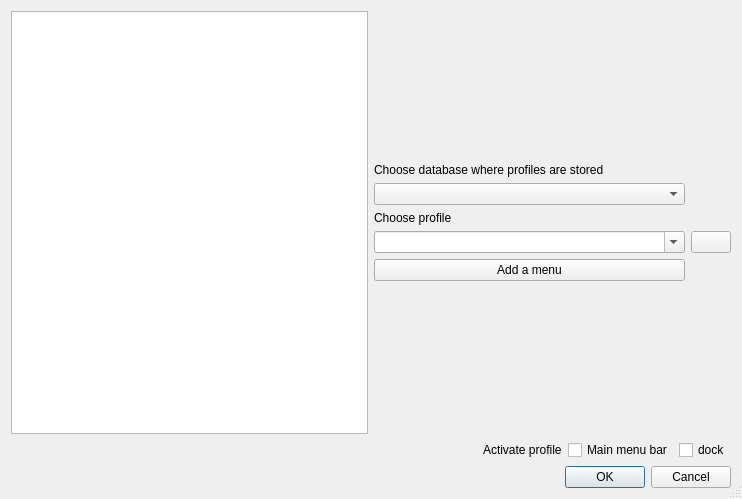
This is menu_builder_dialog_base.ui in Oslandia/qgis-menu-builder as Qt 5 draws it before an edit. The edited form follows.
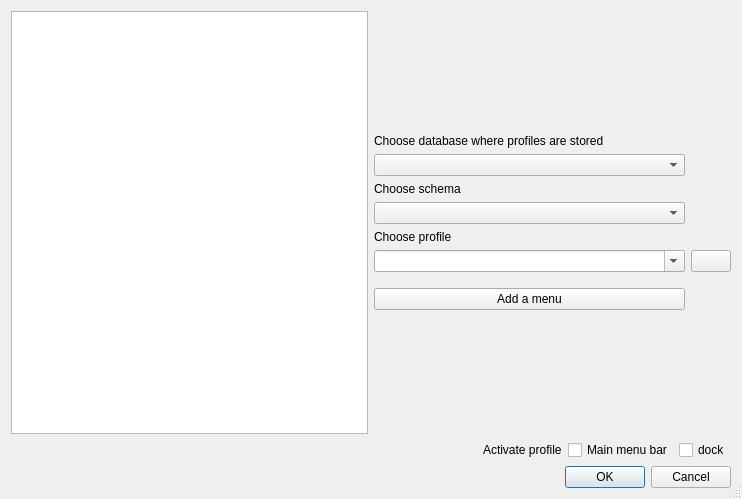
This is the edited form.

Commit message: feat: add schema choice for metadata

Diff of the .ui file:
```diff
--- a/menu_builder_dialog_base.ui
+++ b/menu_builder_dialog_base.ui
@@ -51,7 +51,7 @@
          <property name="verticalSpacing">
           <number>6</number>
          </property>
-         <item row="6" column="0">
+         <item row="9" column="0">
           <widget class="QPushButton" name="button_add_menu">
            <property name="sizePolicy">
             <sizepolicy hsizetype="Expanding" vsizetype="Fixed">
@@ -90,7 +90,7 @@
            </property>
           </widget>
          </item>
-         <item row="5" column="0">
+         <item row="7" column="0">
           <widget class="QComboBox" name="combo_profile">
            <property name="sizePolicy">
             <sizepolicy hsizetype="Expanding" vsizetype="Fixed">
@@ -103,7 +103,7 @@
            </property>
           </widget>
          </item>
-         <item row="3" column="0">
+         <item row="5" column="0">
           <widget class="QLabel" name="label_profile">
            <property name="sizePolicy">
             <sizepolicy hsizetype="Expanding" vsizetype="Fixed">
@@ -116,7 +116,7 @@
            </property>
           </widget>
          </item>
-         <item row="5" column="1">
+         <item row="7" column="1">
           <widget class="QPushButton" name="button_delete_profile">
            <property name="sizePolicy">
             <sizepolicy hsizetype="Fixed" vsizetype="Fixed">
@@ -132,6 +132,38 @@
            </property>
           </widget>
          </item>
+         <item row="4" column="0">
+          <widget class="QComboBox" name="combo_schema"/>
+         </item>
+         <item row="3" column="0">
+          <widget class="QLabel" name="label_schema">
+           <property name="sizePolicy">
+            <sizepolicy hsizetype="Preferred" vsizetype="Fixed">
+             <horstretch>0</horstretch>
+             <verstretch>0</verstretch>
+            </sizepolicy>
+           </property>
+           <property name="text">
+            <string>Choose schema</string>
+           </property>
+          </widget>
+         </item>
+         <item row="8" column="0">
+          <spacer name="verticalSpacer">
+           <property name="orientation">
+            <enum>Qt::Vertical</enum>
+           </property>
+           <property name="sizeType">
+            <enum>QSizePolicy::Fixed</enum>
+           </property>
+           <property name="sizeHint" stdset="0">
+            <size>
+             <width>20</width>
+             <height>10</height>
+            </size>
+           </property>
+          </spacer>
+         </item>
         </layout>
        </item>
       </layout>
```
The commit also changes 4 other files.
